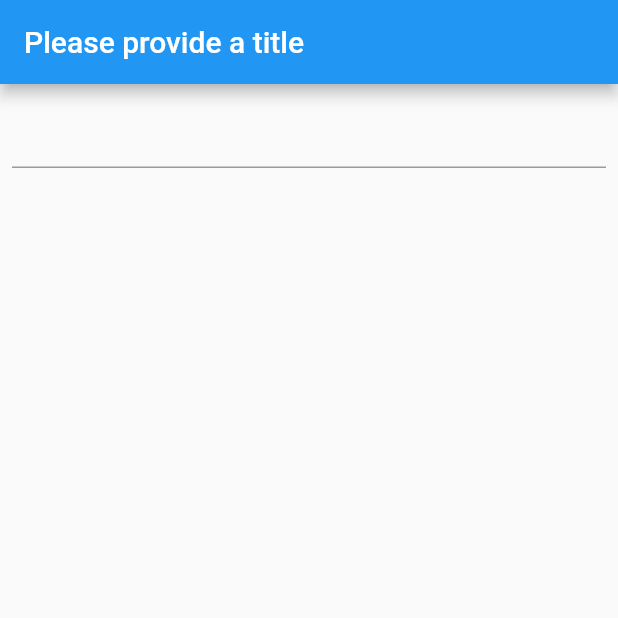
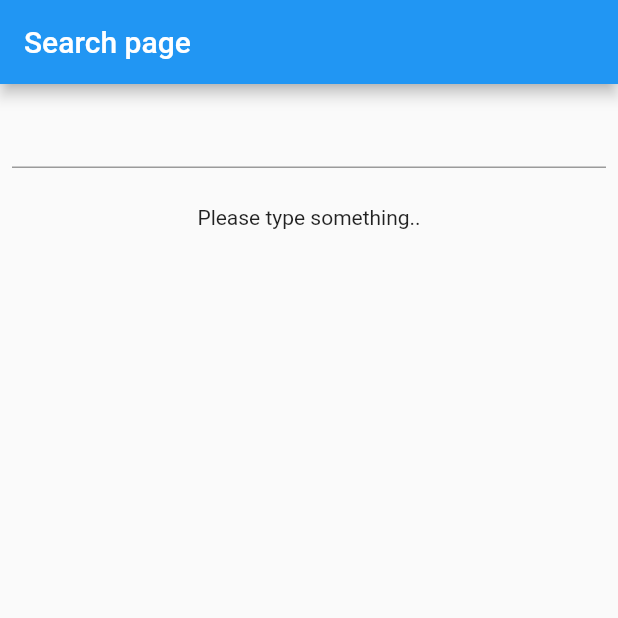
Before and after one commit to Naif-Deriv/rx_dart_turbo, a Flutter app: the screen it shows after launch, on a phone screen of 412 x 824 dp, the top half of it. Run offline on Flutter 3.47's test engine with Material 2 defaults, Android fonts, the light colour scheme and no system bars; our stand-ins replace rxdart.

Commit message:
fetching data from api

```diff
--- /dev/null
+++ b/json/animals.json
@@ -0,0 +1,18 @@
+[
+    {
+        "name": "Fluffers",
+        "type": "cat"
+    },
+    {
+        "name": "Woofy",
+        "type": "dog"
+    },
+    {
+        "name": "Batta",
+        "type": "duck"
+    },
+    {
+        "name": "BunZ",
+        "type": "wabbit"
+    }
+]
--- /dev/null
+++ b/lib/bloc/result.dart
@@ -0,0 +1,31 @@
+import 'package:flutter/foundation.dart';
+
+import '../models/thing.dart';
+
+@immutable
+abstract class SearchResult {
+  const SearchResult();
+}
+
+@immutable
+class SearchResultLoading implements SearchResult {
+  const SearchResultLoading();
+}
+
+@immutable
+class SearchResultEmpty implements SearchResult {
+  const SearchResultEmpty();
+}
+
+@immutable
+class SearchResultError implements SearchResult {
+  final String error;
+  const SearchResultError({required this.error});
+}
+
+@immutable
+class SearchResultSuccess implements SearchResult {
+  final List<Thing> result;
+
+  const SearchResultSuccess({required this.result});
+}
--- /dev/null
+++ b/lib/bloc/search_bloc.dart
@@ -0,0 +1,46 @@
+import 'package:flutter/foundation.dart';
+import 'package:rx_dart_turbo/bloc/result.dart';
+import 'package:rxdart/rxdart.dart';
+
+import 'api.dart';
+
+@immutable
+class SearchBloc {
+  final Sink<String> search;
+  final Stream<SearchResult?> result;
+
+  const SearchBloc._({required this.search, required this.result});
+
+  void dispose() {
+    search.close();
+  }
+
+  factory SearchBloc({required API api}) {
+    final textChanges = BehaviorSubject<String>();
+
+    final results = textChanges
+        .distinct()
+        .debounceTime(const Duration(milliseconds: 300))
+        .switchMap(
+      (String userInput) {
+        if (userInput.isEmpty) {
+          return Stream<SearchResult?>.value(null);
+        } else {
+          return Rx.fromCallable(() => api.search(userInput))
+              .delay(const Duration(seconds: 1))
+              .map(
+                (apiResult) => apiResult.isEmpty
+                    ? const SearchResultEmpty()
+                    : SearchResultSuccess(result: apiResult),
+              )
+              .startWith(const SearchResultLoading())
+              .onErrorReturn(
+                const SearchResultError(error: 'Error has occured'),
+              );
+        }
+      },
+    );
+
+    return SearchBloc._(search: textChanges.sink, result: results);
+  }
+}
--- a/lib/main.dart
+++ b/lib/main.dart
@@ -1,6 +1,6 @@
 import 'package:flutter/material.dart';
-import 'package:flutter_hooks/flutter_hooks.dart';
-import 'package:rxdart/rxdart.dart';
+
+import 'views/homepage.dart';
 
 void main() {
   runApp(const MyApp());
@@ -21,34 +21,34 @@ class MyApp extends StatelessWidget {
   }
 }
 
-class Homepage extends HookWidget {
-  const Homepage({super.key});
+// class Homepage extends HookWidget {
+//   const Homepage({super.key});
 
-  @override
-  Widget build(BuildContext context) {
-    final subject = useMemoized(
-      () => BehaviorSubject<String>(),
-      [key],
-    );
-    useEffect(
-      () => subject.close,
-      [subject],
-    );
-    return Scaffold(
-      appBar: AppBar(
-        title: StreamBuilder<String>(
-            stream: subject.stream.debounceTime(const Duration(seconds: 1)),
-            initialData: 'Please provide a title',
-            builder: (context, snapshot) {
-              return Text(snapshot.requireData.toString());
-            }),
-      ),
-      body: Padding(
-        padding: const EdgeInsets.all(8.0),
-        child: TextField(
-          onChanged: subject.sink.add,
-        ),
-      ),
-    );
-  }
-}
+//   @override
+//   Widget build(BuildContext context) {
+//     final subject = useMemoized(
+//       () => BehaviorSubject<String>(),
+//       [key],
+//     );
+//     useEffect(
+//       () => subject.close,
+//       [subject],
+//     );
+//     return Scaffold(
+//       appBar: AppBar(
+//         title: StreamBuilder<String>(
+//             stream: subject.stream.debounceTime(const Duration(seconds: 1)),
+//             initialData: 'Please provide a title',
+//             builder: (context, snapshot) {
+//               return Text(snapshot.requireData.toString());
+//             }),
+//       ),
+//       body: Padding(
+//         padding: const EdgeInsets.all(8.0),
+//         child: TextField(
+//           onChanged: subject.sink.add,
+//         ),
+//       ),
+//     );
+//   }
+// }
--- /dev/null
+++ b/lib/models/animal.dart
@@ -0,0 +1,34 @@
+import 'package:rx_dart_turbo/models/thing.dart';
+
+enum AnimalType {
+  dog,
+  cat,
+  wabbit,
+  duck,
+  unknown,
+}
+
+class Animal extends Thing {
+  final AnimalType type;
+
+  const Animal({required String name, required this.type})
+      : super(
+          name: name,
+        );
+
+  @override
+  String toString() => 'Animal, name is $name, type is $type';
+
+  factory Animal.fromJson(Map<String, dynamic> json) {
+    return Animal(
+      name: json['name'],
+      type: [
+        AnimalType.values
+            .where(
+                (element) => element.toString().split('.')[1] == json['type'])
+            .first,
+        AnimalType.unknown
+      ].first,
+    );
+  }
+}
--- /dev/null
+++ b/lib/models/person.dart
@@ -0,0 +1,16 @@
+import 'package:rx_dart_turbo/models/thing.dart';
+
+class Person extends Thing {
+  final int age;
+
+  const Person({required String name, required this.age})
+      : super(
+          name: name,
+        );
+
+  @override
+  String toString() => 'Person, name is $name, age is $age';
+
+  factory Person.fromJson(Map<String, dynamic> json) =>
+      Person(name: json['name'], age: json['age']);
+}
--- /dev/null
+++ b/lib/models/thing.dart
@@ -0,0 +1,10 @@
+// ignore_for_file: public_member_api_docs, sort_constructors_first
+import 'package:flutter/foundation.dart';
+
+@immutable
+class Thing {
+  final String name;
+  const Thing({
+    required this.name,
+  });
+}
--- /dev/null
+++ b/lib/views/homepage.dart
@@ -0,0 +1,53 @@
+import 'package:flutter/material.dart';
+import 'package:rx_dart_turbo/bloc/search_bloc.dart';
+import 'package:rx_dart_turbo/views/search_result_view.dart';
+
+import '../bloc/api.dart';
+
+class Homepage extends StatefulWidget {
+  const Homepage({super.key});
+
+  @override
+  State<Homepage> createState() => _HomepageState();
+}
+
+class _HomepageState extends State<Homepage> {
+  late final SearchBloc searchBloc;
+
+  @override
+  void initState() {
+    searchBloc = SearchBloc(api: API());
+    super.initState();
+  }
+
+  @override
+  void dispose() {
+    searchBloc.dispose();
+    super.dispose();
+  }
+
+  @override
+  Widget build(BuildContext context) {
+    return Scaffold(
+      appBar: AppBar(
+        title: const Text('Search page'),
+      ),
+      body: Padding(
+        padding: const EdgeInsets.all(8.0),
+        child: Column(
+          children: [
+            TextField(
+              onChanged: searchBloc.search.add,
+            ),
+            const SizedBox(
+              height: 25,
+            ),
+            SearchResultView(
+              searchResult: searchBloc.result,
+            ),
+          ],
+        ),
+      ),
+    );
+  }
+}
--- /dev/null
+++ b/lib/views/search_result_view.dart
@@ -0,0 +1,45 @@
+import 'package:flutter/material.dart';
+import 'package:rx_dart_turbo/bloc/result.dart';
+
+class SearchResultView extends StatelessWidget {
+  final Stream<SearchResult?> searchResult;
+  const SearchResultView({required this.searchResult, super.key});
+
+  @override
+  Widget build(BuildContext context) {
+    return StreamBuilder(
+      stream: searchResult,
+      builder: (context, snapshot) {
+        if (snapshot.hasData) {
+          final result = snapshot.data;
+          if (result is SearchResultError) {
+            return Text(result.error.toString());
+          } else if (result is SearchResultLoading) {
+            return const Text('Loading');
+          } else if (result is SearchResultEmpty) {
+            return const Text('No results found');
+          } else if (result is SearchResultSuccess) {
+            final results = result.result;
+            return Expanded(
+              child: ListView.builder(
+                itemCount: results.length,
+                itemBuilder: (context, index) => Card(
+                  child: Padding(
+                    padding: const EdgeInsets.all(8.0),
+                    child: Text(
+                      results[index].toString(),
+                      style: const TextStyle(fontSize: 18.0),
+                    ),
+                  ),
+                ),
+              ),
+            );
+          } else {
+            return const Text('Unknown State!');
+          }
+        }
+        return const Text('Please type something..');
+      },
+    );
+  }
+}
```
Also changed, not shown: json/people.json (added, +18 -0 lines), lib/bloc/api.dart (added, +72 -0 lines).
